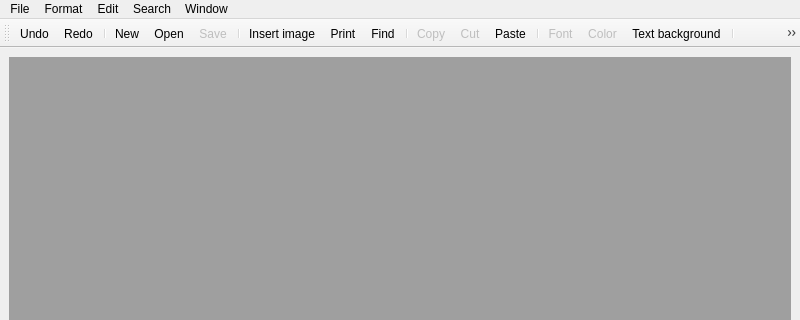
The window that mainwindow.ui (sablikj/rich-text-edit) describes before a commit, drawn with Qt 5; both pictures show x 0 to 800 and y 0 to 320 of the 800 by 600 pixel window.
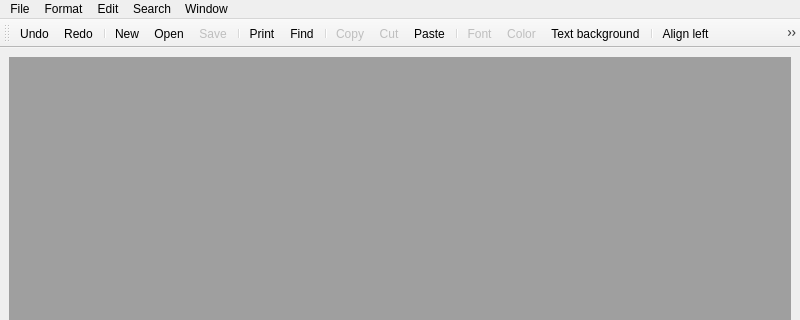
The same window after the commit. Icons and pictures are not drawn.

Commit message: Final code edits, new icons, removed image support

```diff
--- a/mainwindow.ui
+++ b/mainwindow.ui
@@ -133,7 +133,6 @@
    <addaction name="actionOpen"/>
    <addaction name="actionSave"/>
    <addaction name="separator"/>
-   <addaction name="actionInsert_image"/>
    <addaction name="actionPrint"/>
    <addaction name="actionFind"/>
    <addaction name="separator"/>
@@ -431,15 +430,6 @@
     <string>Roman list</string>
    </property>
   </action>
-  <action name="actionInsert_image">
-   <property name="icon">
-    <iconset resource="resources.qrc">
-     <normaloff>:/images/insert_image.png</normaloff>:/images/insert_image.png</iconset>
-   </property>
-   <property name="text">
-    <string>Insert image</string>
-   </property>
-  </action>
  </widget>
  <resources>
   <include location="resources.qrc"/>
```
Left out of the diff: 43 changed lines with no effect on the pictures. The commit also changes 38 other files.
